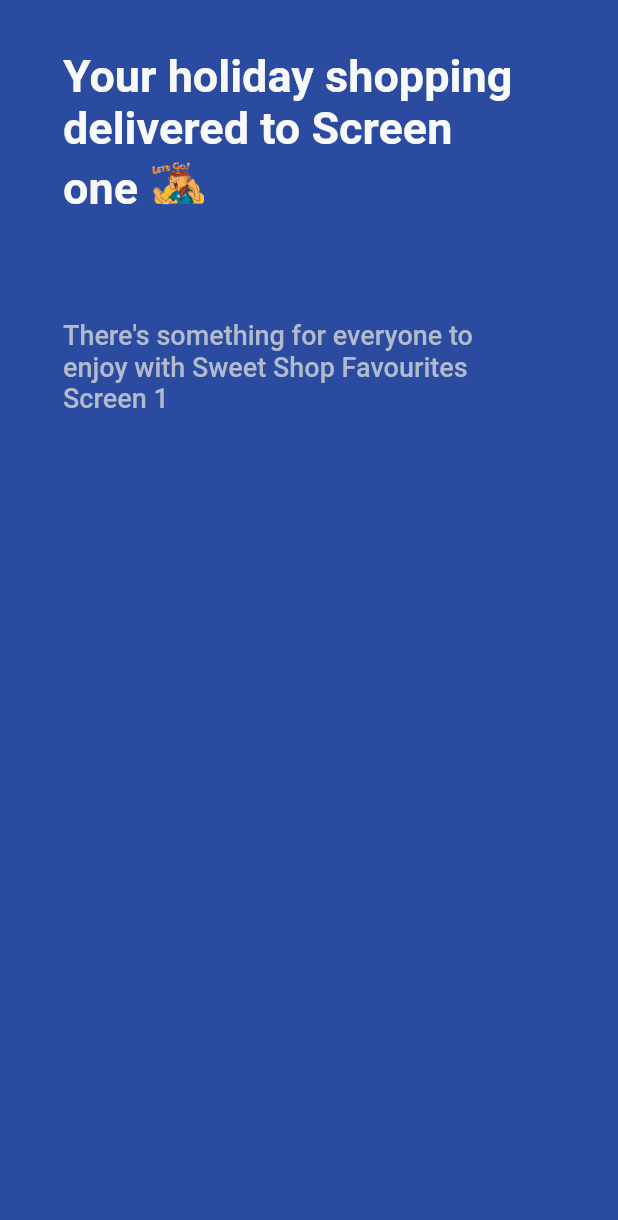
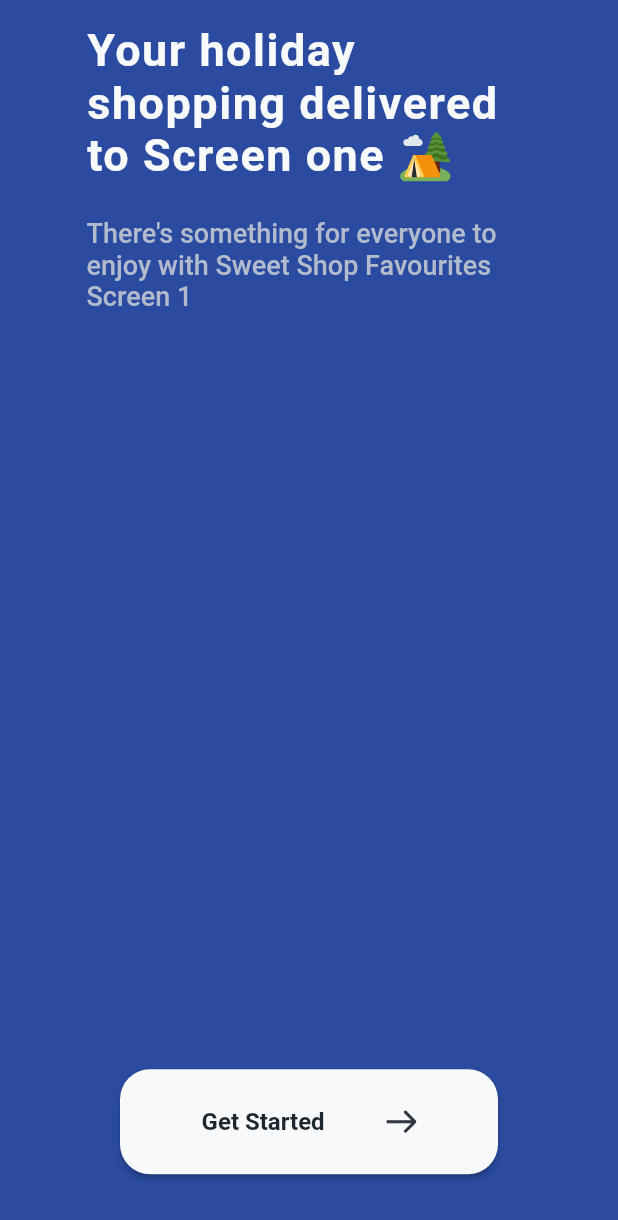
Before and after one commit to aminnaeem/UI-func-mini_project, a Flutter app: the screen it shows after launch, on a phone screen of 412 x 824 dp. Shown: the top 1220 px of the screen. Run offline on Flutter 3.47's test engine with Material 2 defaults, Android fonts, the light colour scheme and no system bars; our stand-ins replace flutter_svg; Roboto replaces fonts that are missing (assets/fonts/manrope/Manrope-Bold.ttf).

Commit message:
Updated Getting Started Slider

```diff
--- a/ui_func_project/lib/getiing_started/getting_started.dart
+++ b/ui_func_project/lib/getiing_started/getting_started.dart
@@ -1,9 +1,15 @@
 import 'package:flutter/material.dart';
-import 'package:ui_func_project/getiing_started/text_styling.dart';
+import 'package:ui_func_project/getiing_started/gs_slide_content.dart';
+import 'package:ui_func_project/getiing_started/slide_model.dart';
+import 'package:ui_func_project/ui/buttons.dart';
 import 'package:ui_func_project/ui/constraints/icons.dart';
+import 'package:ui_func_project/ui/custom_button_stylings.dart';
 
 class GettingStarted extends StatelessWidget {
-  const GettingStarted({super.key});
+  final PageController _pageController = PageController(
+    initialPage: 0
+  );
+  GettingStarted({super.key});
 
   @override
   Widget build(BuildContext context) {
@@ -11,35 +17,23 @@ class GettingStarted extends StatelessWidget {
       body: SafeArea(
         child: Column(
           children: [
-            Container(
-              height: 180,
-              width: MediaQuery.of(context).size.width*0.75,
-              margin: EdgeInsets.only(top: 33, left: 42),
-              child: RichText(
-                text: TextSpan(
-                  style: TextStyling.mainStyling,
-                  children: [
-                    const TextSpan(
-                      text: "Your holiday shopping   delivered to Screen one"
-                    ),
-                    WidgetSpan(child: Padding(
-                      padding: const EdgeInsets.symmetric(horizontal: 4),
-                      child: Image.asset(AppIcons.gsIcon,
-                      height: 40,
-                      width: 40,),
-                      )
-                    )
-                  ]
-                )
-              ),
+            Expanded(
+              child: PageView.builder(
+                scrollDirection: Axis.horizontal,
+                controller: _pageController,
+                itemCount: slideList.length,
+                itemBuilder: (context, index) => SlideContent(index: index),
+              )
             ),
             Container(
-              height: 89,
-              margin: const EdgeInsets.only(left: 42),
-              width: MediaQuery.of(context).size.width*0.75,
-              child: Text(
-                "There's something for everyone to enjoy with Sweet Shop Favourites Screen 1",
-                style: TextStyling.preStyling,
+              alignment: Alignment.center,
+              margin: EdgeInsets.only(bottom: MediaQuery.of(context).size.height*0.05),
+              child: ElevatedButton(
+                style: CustomButtonsStyling.gsButton,
+                onPressed: (){},
+                child: GetStartedButton(
+                  text: 'Get Started', svgPic: AppIcons.gsArrowIcon,
+                )
               ),
             )
           ],
--- /dev/null
+++ b/ui_func_project/lib/getiing_started/gs_slide_content.dart
@@ -0,0 +1,47 @@
+import 'package:flutter/material.dart';
+import 'package:flutter_svg/svg.dart';
+import 'package:ui_func_project/getiing_started/slide_model.dart';
+import 'package:ui_func_project/getiing_started/text_styling.dart';
+import 'package:ui_func_project/ui/constraints/icons.dart';
+
+class SlideContent extends StatelessWidget {
+  final int index;
+
+  const SlideContent({super.key, required this.index});
+
+  @override
+  Widget build(BuildContext context) {
+    return Column(
+                children: [
+                  Container(
+                    width: MediaQuery.of(context).size.width*0.72,
+                    margin: EdgeInsets.only(top: MediaQuery.of(context).padding.top+16),
+                    child: RichText(
+                      text: TextSpan(
+                        style: TextStyling.mainStyling,
+                        children: [
+                          TextSpan(
+                            text: 'Your holiday shopping delivered to Screen ${slideList[index].mainText}'
+                          ),
+                          WidgetSpan(
+                            child: Padding(
+                              padding: EdgeInsets.symmetric(horizontal: 10),
+                              child: SvgPicture.asset(AppIcons.gsTextIcon),
+                            )
+                          )
+                        ]
+                      ),
+                    ),
+                  ),
+                  Container(
+                    width: MediaQuery.of(context).size.width*0.72,
+                    margin: EdgeInsets.only(top: MediaQuery.of(context).padding.top+24),
+                    child: Text(
+                      "There's something for everyone to enjoy with Sweet Shop Favourites Screen ${slideList[index].subText}",
+                      style: TextStyling.preStyling,
+                    ),
+                  )
+                ],
+              );
+  }
+}
--- /dev/null
+++ b/ui_func_project/lib/getiing_started/slide_model.dart
@@ -0,0 +1,17 @@
+class Slide {
+  final String mainText;
+  final String subText;
+
+Slide({required this.mainText, required this.subText});
+}
+
+final slideList = [
+  Slide(
+    mainText: 'one',
+    subText: '1'
+  ),
+  Slide(
+    mainText: 'two',
+    subText: '2'
+  )
+];
--- a/ui_func_project/lib/getiing_started/text_styling.dart
+++ b/ui_func_project/lib/getiing_started/text_styling.dart
@@ -6,6 +6,7 @@ class TextStyling {
     color: AppColors.primaryTextColor,
     fontSize: 30,
     fontWeight: FontWeight.w700,
+    letterSpacing: 1
   );
   static TextStyle preStyling = TextStyle(
     color: AppColors.secondaryTextColor,
--- /dev/null
+++ b/ui_func_project/lib/ui/buttons.dart
@@ -0,0 +1,29 @@
+import 'package:flutter/material.dart';
+import 'package:flutter_svg/svg.dart';
+import 'package:ui_func_project/ui/buttons_text_styling.dart';
+
+class GetStartedButton extends StatelessWidget {
+  final String text;
+  final svgPic;
+
+  const GetStartedButton({super.key, required this.text, this.svgPic});
+
+  @override
+  Widget build(BuildContext context) {
+    return SizedBox(
+      height: 70,
+      width: 220,
+      child: Row(
+        mainAxisAlignment: MainAxisAlignment.center,
+        mainAxisSize: MainAxisSize.min,
+        children: [
+          Text(text, style: ButtonsTextStyle.GsButtonTextStyle),
+          SizedBox(
+            width: MediaQuery.of(context).size.width*0.1,
+          ),
+          SvgPicture.asset(svgPic)
+        ],
+      ),
+    );
+  }
+}
--- /dev/null
+++ b/ui_func_project/lib/ui/buttons_text_styling.dart
@@ -0,0 +1,10 @@
+import 'package:flutter/material.dart';
+import 'package:ui_func_project/ui/constraints/colors.dart';
+
+class ButtonsTextStyle {
+    static TextStyle GsButtonTextStyle = TextStyle(
+      color: AppColors.contentTextColor,
+      fontSize: 16,
+      fontWeight: FontWeight.w600
+    );
+}
--- a/ui_func_project/lib/ui/constraints/icons.dart
+++ b/ui_func_project/lib/ui/constraints/icons.dart
@@ -1,3 +1,6 @@
 class AppIcons {
-  static var gsIcon = 'assets/icons/gs_icon.gif';
+  static var gsTextIcon = "assets/icons/gs_icon.svg";
+  static var gsArrowIcon = "assets/icons/gs_arrow.svg";
+  static var gsScreenOn = "assets/icons/screen_on.svg";
+  static var gsScreenOff = "assets/icons/screen_off.svg";
 }
--- /dev/null
+++ b/ui_func_project/lib/ui/custom_button_stylings.dart
@@ -0,0 +1,14 @@
+import 'package:flutter/material.dart';
+import 'package:ui_func_project/ui/constraints/colors.dart';
+
+class CustomButtonsStyling {
+  static var gsButton = ButtonStyle(
+
+    backgroundColor: MaterialStateProperty.all(AppColors.primaryTextColor),
+    shape: MaterialStateProperty.all(
+      RoundedRectangleBorder(
+        borderRadius: BorderRadius.circular(20)
+      ),
+    ),
+  );
+}
--- a/ui_func_project/pubspec.yaml
+++ b/ui_func_project/pubspec.yaml
@@ -35,6 +35,7 @@ dependencies:
   # The following adds the Cupertino Icons font to your application.
   # Use with the CupertinoIcons class for iOS style icons.
   cupertino_icons: ^1.0.2
+  flutter_svg: ^2.0.7
 
 dev_dependencies:
   flutter_test:
```
Also changed, not shown: ui_func_project/assets/icons/gs_arrow.svg (added), ui_func_project/assets/icons/gs_icon.svg (added), ui_func_project/assets/icons/screen_off.svg (added), ui_func_project/assets/icons/screen_on.svg (added), ui_func_project/pubspec.lock.
